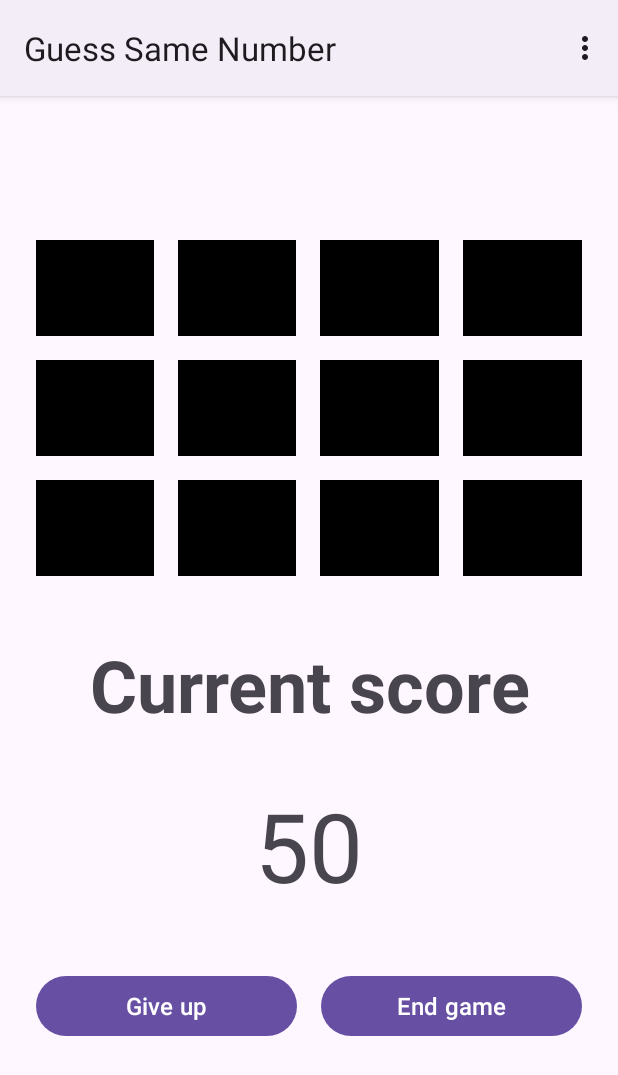
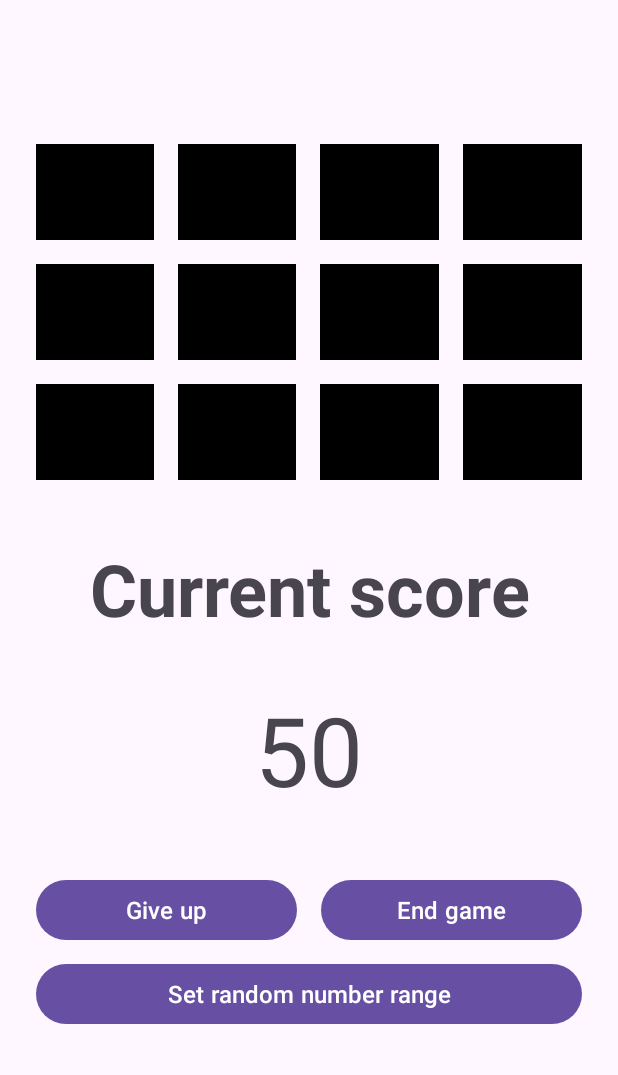
Before and after one commit to Satriya1577/My-Same-Number, an Android app: the screen it shows after launch (MainActivity), on a phone screen of 412 x 824 dp. Shown: the top 1075 px of the screen. Run offline under Robolectric (Android 15) with nearby library versions, the phone set to English and light mode, and no system bars.

Commit message:
commit feat: page navigation & select number from user

```diff
--- a/app/src/main/java/com/example/guesssamenumber/MainActivity.kt
+++ b/app/src/main/java/com/example/guesssamenumber/MainActivity.kt
@@ -1,21 +1,15 @@
 package com.example.guesssamenumber
 
 import android.os.Bundle
-import android.view.Menu
-import android.view.MenuItem
 import androidx.appcompat.app.AppCompatActivity
 import androidx.core.view.ViewCompat
 import androidx.core.view.WindowInsetsCompat
 import com.example.guesssamenumber.databinding.ActivityMainBinding
 
 class MainActivity : AppCompatActivity() {
-
-    private lateinit var binding: ActivityMainBinding
-
     override fun onCreate(savedInstanceState: Bundle?) {
         super.onCreate(savedInstanceState)
-        binding = ActivityMainBinding.inflate(layoutInflater)
-        setContentView(binding.root)
+        setContentView(R.layout.activity_main)
 
         if (savedInstanceState == null) {
             val fragmentPageOne = FragmentPageOne()
@@ -34,52 +28,4 @@ class MainActivity : AppCompatActivity() {
             insets
         }
     }
-
-    override fun onCreateOptionsMenu(menu: Menu?): Boolean {
-        menuInflater.inflate(R.menu.menu_main, menu)
-        return super.onCreateOptionsMenu(menu)
-    }
-
-
-    override fun onOptionsItemSelected(item: MenuItem): Boolean {
-        val fragmentManager = supportFragmentManager
-        return when (item.itemId) {
-            R.id.halaman_satu -> {
-                val fragmentPageOne = FragmentPageOne()
-                fragmentManager.beginTransaction()
-                    .replace(
-                        R.id.frameContainer,
-                        fragmentPageOne,
-                        FragmentPageOne::class.java.simpleName
-                    )
-                    .commit()
-                true
-            }
-
-            R.id.halaman_dua -> {
-                val fragmentPageTwo = FragmentPageTwo()
-                fragmentManager.beginTransaction()
-                    .replace(
-                        R.id.frameContainer,
-                        fragmentPageTwo,
-                        FragmentPageTwo::class.java.simpleName
-                    )
-                    .commit()
-                true
-            }
-
-            R.id.halaman_tiga -> {
-                val fragmentPageThree = FragmentPageThree()
-                fragmentManager.beginTransaction()
-                    .replace(
-                        R.id.frameContainer,
-                        fragmentPageThree,
-                        FragmentPageThree::class.java.simpleName
-                    )
-                    .commit()
-                true
-            }
-            else -> super.onOptionsItemSelected(item)
-        }
-    }
 }
--- a/app/src/main/res/layout/fragment_page_one.xml
+++ b/app/src/main/res/layout/fragment_page_one.xml
@@ -5,7 +5,6 @@
     android:layout_height="match_parent"
     tools:context=".FragmentPageOne"
     android:orientation="vertical">
-
 
     <LinearLayout
         android:layout_width="match_parent"
@@ -207,7 +206,12 @@
 
     </LinearLayout>
 
-
-
-
+    <Button
+        android:id="@+id/btnSetRandomNumber"
+        android:layout_width="match_parent"
+        android:layout_height="wrap_content"
+        android:layout_marginStart="24dp"
+        android:layout_marginEnd="24dp"
+        android:text="@string/set_random_number_range"
+        android:textSize="16sp"/>
 </LinearLayout>
--- a/app/src/main/res/layout/fragment_page_two.xml
+++ b/app/src/main/res/layout/fragment_page_two.xml
@@ -33,6 +33,7 @@
         android:textSize="40sp"/>
 
     <Button
+        android:id="@+id/btnPlayAgain"
         android:layout_width="wrap_content"
         android:layout_height="wrap_content"
         app:layout_constraintTop_toBottomOf="@+id/tvPlayerScore"
--- a/app/src/main/res/values-night/themes.xml
+++ b/app/src/main/res/values-night/themes.xml
@@ -1,6 +1,6 @@
 <resources xmlns:tools="http://schemas.android.com/tools">
     <!-- Base application theme. -->
-    <style name="Base.Theme.GuessSameNumber" parent="Theme.Material3.DayNight">
+    <style name="Base.Theme.GuessSameNumber" parent="Theme.Material3.DayNight.NoActionBar">
         <!-- Customize your dark theme here. -->
         <!-- <item name="colorPrimary">@color/my_dark_primary</item> -->
     </style>
--- a/app/src/main/res/values/strings.xml
+++ b/app/src/main/res/values/strings.xml
@@ -14,4 +14,5 @@
     <string name="your_current_score">Current score</string>
     <string name="give_up">Give up</string>
     <string name="end_game">End game</string>
+    <string name="set_random_number_range">Set random number range</string>
 </resources>
--- a/app/src/main/res/values/themes.xml
+++ b/app/src/main/res/values/themes.xml
@@ -1,6 +1,6 @@
 <resources xmlns:tools="http://schemas.android.com/tools">
     <!-- Base application theme. -->
-    <style name="Base.Theme.GuessSameNumber" parent="Theme.Material3.DayNight">
+    <style name="Base.Theme.GuessSameNumber" parent="Theme.Material3.DayNight.NoActionBar">
         <!-- Customize your light theme here. -->
         <!-- <item name="colorPrimary">@color/my_light_primary</item> -->
     </style>
```
Also changed, not shown: app/src/main/java/com/example/guesssamenumber/FragmentPageOne.kt (+51 -9 lines), app/src/main/java/com/example/guesssamenumber/FragmentPageThree.kt (+7 -4 lines), app/src/main/java/com/example/guesssamenumber/FragmentPageTwo.kt (+30 -1 lines).
